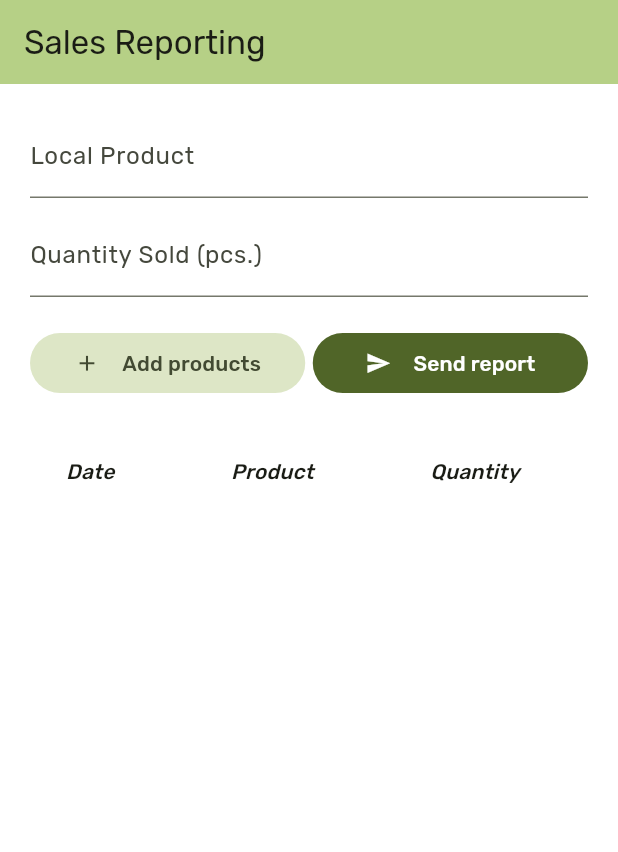
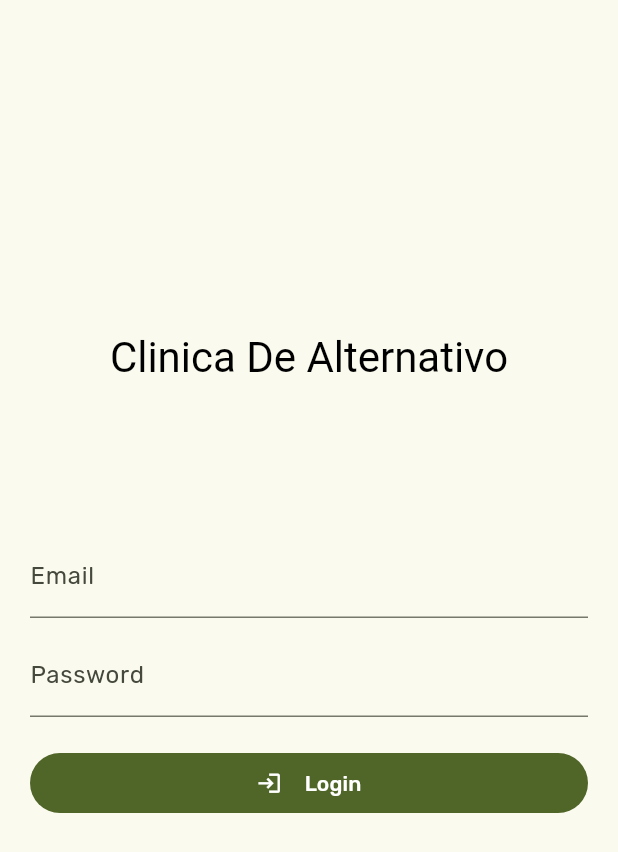
Before and after one commit to vallejohn/clinica_de_alternativo, a Flutter app: the screen it shows after launch, on a phone screen of 412 x 824 dp. Shown: the top 852 px of the screen. Run offline on Flutter 3.47's test engine with Material 3 defaults, Android fonts, the phone set to English and light mode, and no system bars; our stand-ins replace auto_route, cloud_firestore, dartz, equatable, firebase_auth, firebase_core and 4 more; missing offline and left inert: flutter_flavor; accounts and stored records are empty; statements that could not run were skipped.

Commit message:
Basic authentication

```diff
--- a/lib/clinica_de_alternativo.dart
+++ b/lib/clinica_de_alternativo.dart
@@ -1,3 +1,4 @@
+import 'package:clinica_de_alternativo/src/authentication/presentation/blocs/auth_checker/auth_checker_bloc.dart';
 import 'package:clinica_de_alternativo/src/sales_reporting/presentation/blocs/search_product/search_product_cubit.dart';
 import 'package:flutter/material.dart';
 import 'package:flutter_bloc/flutter_bloc.dart';
@@ -22,6 +23,24 @@ class _ClinicaDeAlternativoState extends State<ClinicaDeAlternativo> {
         BlocProvider(
           create: (context) => SearchProductCubit(),
         ),
+        BlocProvider<AuthCheckerBloc>(
+          create: (context) =>
+          AuthCheckerBloc()
+            ..add(const AuthCheckerEvent.onCheckAuthStatus()),
+          child: Container(),
+        )
+      ],
+      child: MultiBlocListener(
+        listeners: [
+          BlocListener<AuthCheckerBloc, AuthCheckerState>(
+            listener: (context, state) {
+              state.when(authenticated: (_){
+                _appRouter.pushAndPopUntil(const SaleReportingRoute(), predicate: (Route<dynamic> route) => false);
+              }, unAuthenticated: (){
+                _appRouter.pushAndPopUntil(const LoginRoute(), predicate: (Route<dynamic> route) => false);
+              });
+            },
+          ),
         ],
         child: MaterialApp.router(
           title: 'Clinica De Alternativo',
@@ -33,6 +52,7 @@ class _ClinicaDeAlternativoState extends State<ClinicaDeAlternativo> {
           routerDelegate: _appRouter.delegate(),
           routeInformationParser: _appRouter.defaultRouteParser(),
         ),
+      ),
     );
   }
 }
--- a/lib/core/router/app_router.dart
+++ b/lib/core/router/app_router.dart
@@ -1,5 +1,6 @@
 import 'package:auto_route/auto_route.dart';
 
+import '../../src/authentication/presentation/pages.dart';
 import '../../src/inventory/presentation/pages.dart';
 import '../../src/sales_reporting/presentation/pages.dart';
 
@@ -10,7 +11,9 @@ part 'app_router.gr.dart';
 class AppRouter extends _$AppRouter{
   @override
   List<AutoRoute> get routes => [
-    AutoRoute(page: SaleReportingRoute.page, initial: true),
+    AutoRoute(page: StartupRoute.page, initial: true),
+    AutoRoute(page: LoginRoute.page),
+    AutoRoute(page: SaleReportingRoute.page),
     AutoRoute(page: SearchProductsRoute.page),
     AutoRoute(page: AddProductsRoute.page),
   ];
--- /dev/null
+++ b/lib/src/authentication/core/params.dart
@@ -0,0 +1,12 @@
+import 'package:equatable/equatable.dart';
+
+class LoginParams extends Equatable{
+
+  final String username;
+  final String password;
+
+  const LoginParams({required this.username, required this.password});
+
+  @override
+  List<Object?> get props => [username, password];
+}
--- /dev/null
+++ b/lib/src/authentication/domain/authentication_usecases.dart
@@ -0,0 +1,12 @@
+
+import 'package:clinica_de_alternativo/src/authentication/core/params.dart';
+import 'package:clinica_de_alternativo/src/authentication/domain/repositories/authentication_repository.dart';
+import 'package:clinica_de_alternativo/src/inventory/data/model/product.dart';
+import 'package:clinica_de_alternativo/src/inventory/domain/repositories/product_repository.dart';
+import 'package:dartz/dartz.dart';
+
+import '../../../core/core.dart';
+import '../../../core/exceptions/failure.dart';
+
+
+part 'usecases/on_login_usecase.dart';
--- /dev/null
+++ b/lib/src/authentication/domain/usecases/on_login_usecase.dart
@@ -0,0 +1,11 @@
+part of '../authentication_usecases.dart';
+
+class OnLoginUseCase extends UseCaseWithParams<bool, LoginParams>{
+  final AuthenticationRepository _authenticationRepository;
+
+  OnLoginUseCase(this._authenticationRepository);
+  @override
+  Future<Either<Failure, bool>> call(LoginParams params) {
+    return _authenticationRepository.doLogin(params);
+  }
+}
--- /dev/null
+++ b/lib/src/authentication/presentation/blocs/auth_checker/auth_checker_bloc.dart
@@ -0,0 +1,20 @@
+import 'package:flutter_bloc/flutter_bloc.dart';
+import 'package:firebase_auth/firebase_auth.dart';
+import 'package:freezed_annotation/freezed_annotation.dart';
+
+part 'auth_checker_event.dart';
+part 'auth_checker_state.dart';
+part 'auth_checker_bloc.freezed.dart';
+
+class AuthCheckerBloc extends Bloc<AuthCheckerEvent, AuthCheckerState> {
+  AuthCheckerBloc() : super(const AuthCheckerState.unAuthenticated()) {
+    on<_OnCheckAuthStatus>((event, emit)async {
+      await emit.forEach<User?>(
+        FirebaseAuth.instance.authStateChanges(),
+        onData: (user) => user == null
+            ? const AuthCheckerState.unAuthenticated()
+            : AuthCheckerState.authenticated(user),
+      );
+    });
+  }
+}
--- /dev/null
+++ b/lib/src/authentication/presentation/blocs/auth_checker/auth_checker_event.dart
@@ -0,0 +1,6 @@
+part of 'auth_checker_bloc.dart';
+
+@freezed
+class AuthCheckerEvent with _$AuthCheckerEvent {
+  const factory AuthCheckerEvent.onCheckAuthStatus() = _OnCheckAuthStatus;
+}
--- /dev/null
+++ b/lib/src/authentication/presentation/blocs/auth_checker/auth_checker_state.dart
@@ -0,0 +1,7 @@
+part of 'auth_checker_bloc.dart';
+
+@freezed
+class AuthCheckerState with _$AuthCheckerState {
+  const factory AuthCheckerState.authenticated(User user) = _Authenticated;
+  const factory AuthCheckerState.unAuthenticated() = _UnAuthenticated;
+}
--- /dev/null
+++ b/lib/src/authentication/presentation/blocs/login/login_bloc.dart
@@ -0,0 +1,27 @@
+import 'package:clinica_de_alternativo/src/authentication/core/params.dart';
+import 'package:clinica_de_alternativo/src/authentication/domain/authentication_usecases.dart';
+import 'package:flutter_bloc/flutter_bloc.dart';
+import 'package:freezed_annotation/freezed_annotation.dart';
+import 'package:get_it/get_it.dart';
+
+part 'login_event.dart';
+part 'login_state.dart';
+part 'login_bloc.freezed.dart';
+
+class LoginBloc extends Bloc<LoginEvent, LoginState> {
+  final _onLoginUseCase = GetIt.instance<OnLoginUseCase>();
+
+  LoginBloc() : super(const LoginState.initial()) {
+    on<_OnLogin>((event, emit)async {
+      emit(const LoginState.loading());
+
+      final dataOrError = await _onLoginUseCase(event.params);
+
+      dataOrError.fold((l){
+        emit(LoginState.failed(l.when(firebase: (error) => error.message!,)));
+      }, (products){
+        emit(const LoginState.success());
+      });
+    });
+  }
+}
--- /dev/null
+++ b/lib/src/authentication/presentation/blocs/login/login_event.dart
@@ -0,0 +1,6 @@
+part of 'login_bloc.dart';
+
+@freezed
+class LoginEvent with _$LoginEvent {
+  const factory LoginEvent.onLogin(LoginParams params) = _OnLogin;
+}
--- /dev/null
+++ b/lib/src/authentication/presentation/blocs/login/login_state.dart
@@ -0,0 +1,9 @@
+part of 'login_bloc.dart';
+
+@freezed
+class LoginState with _$LoginState {
+  const factory LoginState.initial() = _Initial;
+  const factory LoginState.loading() = _Loading;
+  const factory LoginState.success() = _Success;
+  const factory LoginState.failed(String message) = _Failed;
+}
--- /dev/null
+++ b/lib/src/authentication/presentation/login_page.dart
@@ -0,0 +1,107 @@
+part of 'pages.dart';
+
+@RoutePage()
+class LoginPage extends StatefulWidget {
+  const LoginPage({super.key});
+
+  @override
+  State<LoginPage> createState() => _LoginPageState();
+}
+
+class _LoginPageState extends State<LoginPage> {
+  final _usernameController = TextEditingController();
+  final _passwordController = TextEditingController();
+
+  @override
+  Widget build(BuildContext context) {
+    return BlocProvider<LoginBloc>(
+      create: (_) => LoginBloc(),
+      child: BlocConsumer<LoginBloc, LoginState>(
+        listener: (context, state) {
+          state.whenOrNull(
+            loading: (){
+
+            },
+            success: (){
+
+            },
+            failed: (errorMessage){
+
+            }
+          );
+        },
+        builder: (loginContext, loginState) {
+          bool loading = loginState.maybeWhen(loading: () => true, orElse: () => false);
+          return Scaffold(
+            body: SafeArea(
+              child: SingleChildScrollView(
+                padding: const EdgeInsets.all(20),
+                physics: const BouncingScrollPhysics(),
+                child: Column(
+                  children: [
+                    const SizedBox(
+                      height: 200,
+                    ),
+                    Text(
+                      'Clinica De Alternativo',
+                      style: Theme.of(context).typography.dense.headlineMedium?.copyWith(color: Colors.black),
+                    ),
+                    const SizedBox(
+                      height: 100,
+                    ),
+                    TextField(
+                      controller: _usernameController,
+                      decoration: const InputDecoration(
+                        labelText: 'Email',
+                      ),
+                    ),
+                    const SizedBox(
+                      height: 10,
+                    ),
+                    TextField(
+                      obscureText: true,
+                      controller: _passwordController,
+                      decoration: const InputDecoration(
+                        labelText: 'Password',
+                      ),
+                    ),
+                    const SizedBox(
+                      height: 20,
+                    ),
+                    SizedBox(
+                      width: MediaQuery.of(context).size.width,
+                      child: FilledButton(
+                        onPressed: loading ? null : () {
+                          loginContext.read<LoginBloc>().add(LoginEvent.onLogin(LoginParams(
+                            username: _usernameController.text,
+                            password: _passwordController.text,
+                          )));
+                        },
+                        child: Row(
+                          mainAxisSize: MainAxisSize.min,
+                          children: [
+                            if (!loading) const Icon(Icons.login, size: 17),
+                            const SizedBox(width: 15),
+                            Text(loading ? 'Logging in...' : 'Login'),
+                            if (loading)
+                              SizedBox(
+                                  width: 20,
+                                  height: 20,
+                                  child: CircularProgressIndicator(
+                                    strokeWidth: 2,
+                                    color: Theme.of(context).disabledColor,
+                                  )),
+                          ],
+                        ),
+                      ),
+                    )
+                  ],
+                ),
+              ),
+            ),
+          );
+        },
+      ),
+    );
+  }
+}
--- /dev/null
+++ b/lib/src/authentication/presentation/pages.dart
@@ -0,0 +1,12 @@
+import 'package:auto_route/auto_route.dart';
+import 'package:clinica_de_alternativo/core/router/app_router.dart';
+import 'package:clinica_de_alternativo/src/authentication/core/params.dart';
+import 'package:clinica_de_alternativo/src/authentication/presentation/blocs/auth_checker/auth_checker_bloc.dart';
+import 'package:clinica_de_alternativo/src/authentication/presentation/blocs/login/login_bloc.dart';
+import 'package:clinica_de_alternativo/src/inventory/data/model/product.dart';
+import 'package:clinica_de_alternativo/src/inventory/presentation/blocs/products/products_bloc.dart';
+import 'package:flutter/material.dart';
+import 'package:flutter_bloc/flutter_bloc.dart';
+
+part 'startup_page.dart';
+part 'login_page.dart';
```
Also changed, not shown: lib/locator.dart (+15 -0 lines), lib/src/authentication/data/datasources/authentication_datasource.dart (added, +7 -0 lines), lib/src/authentication/data/datasources/authentication_datasource_impl.dart (added, +25 -0 lines), lib/src/authentication/data/datasources/datasource.dart (added, +7 -0 lines), lib/src/authentication/data/repositories/authentication_repository_impl.dart (added, +22 -0 lines), lib/src/authentication/domain/repositories/authentication_repository.dart (added, +12 -0 lines), lib/src/authentication/presentation/startup_page.dart (added, +20 -0 lines), lib/core/router/app_router.gr.dart, lib/src/authentication/presentation/blocs/auth_checker/auth_checker_bloc.freezed.dart (added), lib/src/authentication/presentation/blocs/login/login_bloc.freezed.dart (added). Lines whose indentation alone changed are shown as unchanged.
